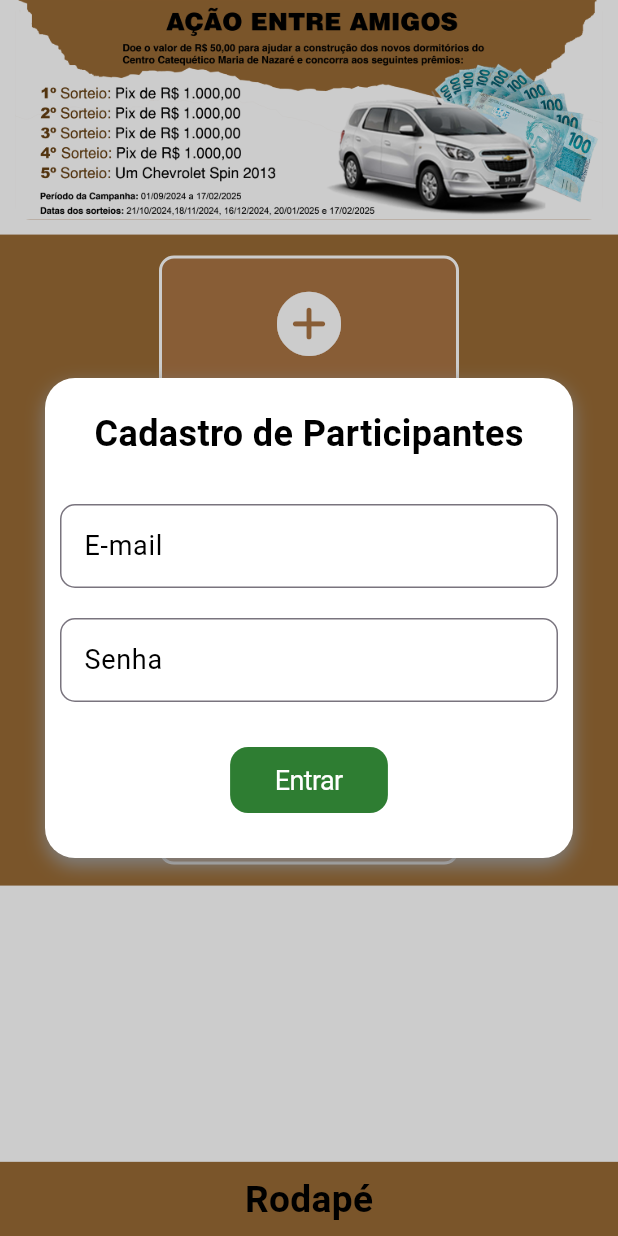
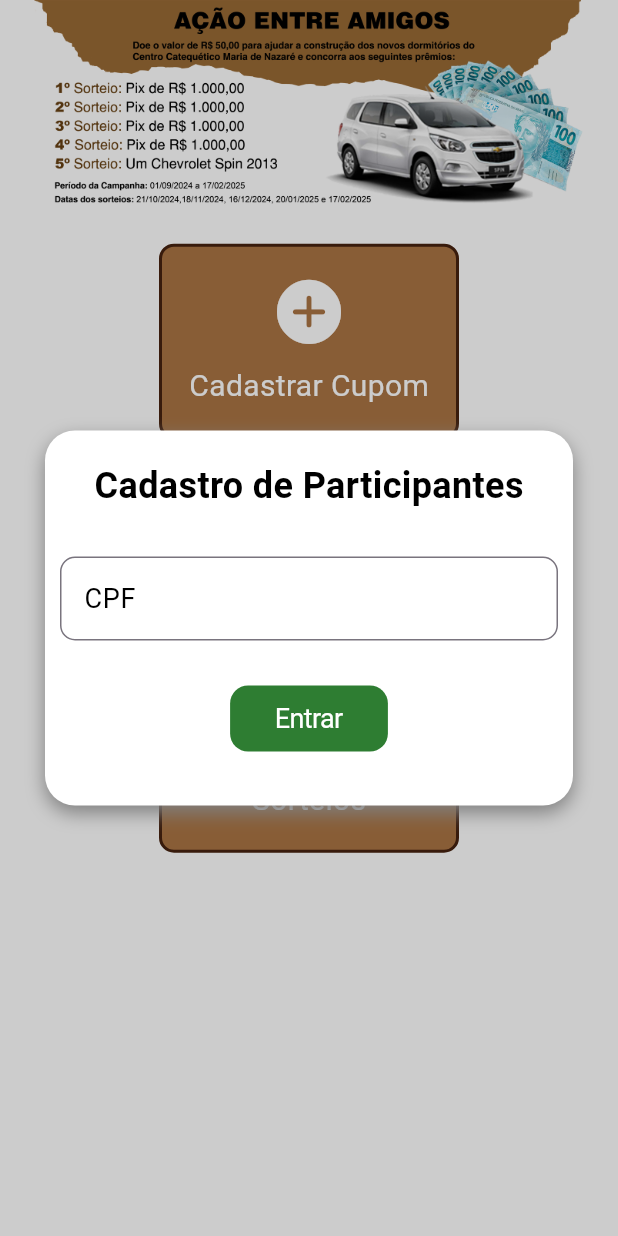
Before and after one commit to AlarconPedro/Promocoes, a Flutter app: the screen it shows after launch, after a tap on "Cadastrar Cupom", on a phone screen of 412 x 824 dp. Run offline on Flutter 3.47's test engine with Material 3 defaults, Android fonts, the phone set to English and light mode, and no system bars.

Commit message:
Alterado layout da home page para ficar mais harmônico - 2024.8.2.6

```diff
--- a/lib/main.dart
+++ b/lib/main.dart
@@ -10,7 +10,7 @@ void main() {
       scrollBehavior: Scroll(),
       debugShowCheckedModeBanner: false,
       routes: {
-        '/cupom': (context) => CadastroParticipantesPage(),
+        '/cupom': (context) => const CadastroParticipantesPage(),
       },
       home: const HomePage(),
     ),
--- a/lib/ui/pages/cadastro_participantes.dart
+++ b/lib/ui/pages/cadastro_participantes.dart
@@ -17,8 +17,6 @@ class _CadastroParticipantesState extends State<CadastroParticipantes> {
     return Padding(
       padding: const EdgeInsets.all(30),
       child: Center(
-        child: Flexible(
-          fit: FlexFit.loose,
         child: Container(
           width: 800,
           // width: largura,
@@ -51,8 +49,8 @@ class _CadastroParticipantesState extends State<CadastroParticipantes> {
                   ),
                 ),
               ),
-                Expanded(
-                  child: SingleChildScrollView(
+              SingleChildScrollView(
+                child: SizedBox(
                   child: Column(
                     children: [
                       CampoFormulario(label: 'CPF'),
@@ -70,12 +68,6 @@ class _CadastroParticipantesState extends State<CadastroParticipantes> {
                 child: CupertinoButton(
                   onPressed: () {
                     widget.onClique();
-                      // Navigator.pop(context);
-                      // _pageController.animateToPage(
-                      //   2,
-                      //   duration: const Duration(milliseconds: 300),
-                      //   curve: Curves.easeInOut,
-                      // );
                   },
                   padding:
                       const EdgeInsets.symmetric(vertical: 5, horizontal: 30),
@@ -93,7 +85,6 @@ class _CadastroParticipantesState extends State<CadastroParticipantes> {
           ),
         ),
       ),
-      ),
     );
   }
 }
--- a/lib/ui/pages/home_page.dart
+++ b/lib/ui/pages/home_page.dart
@@ -19,8 +19,6 @@ class _HomePageState extends State<HomePage> {
   double largura = 0;
   double altura = 0;
 
-  // Layout layout = Layout.desktop;
-
   calcularTamanhoTela(BuildContext _) {
     largura = Funcoes.calcularTamanhoTela(_);
   }
@@ -29,9 +27,11 @@ class _HomePageState extends State<HomePage> {
   Widget build(BuildContext context) {
     calcularTamanhoTela(context);
     return Scaffold(
+      // backgroundColor: Cores.marromMedio,
       backgroundColor: Cores.branco,
-      body: Column(
-        children: [
+      body:
+          // Column(
+          //   children: [
           SingleChildScrollView(
         child: Column(
           mainAxisAlignment: MainAxisAlignment.spaceBetween,
@@ -42,11 +42,14 @@ class _HomePageState extends State<HomePage> {
               child: Column(
                 children: [
                   Padding(
-                        padding: const EdgeInsets.only(
-                            left: 10, right: 10, bottom: 10),
+                    padding:
+                        const EdgeInsets.only(left: 10, right: 10, bottom: 10),
                     child: Container(
+                      width: MediaQuery.of(context).size.width * 0.9,
+                      // height: MediaQuery.of(context).size.height * 0.3,
                       decoration: BoxDecoration(
-                            color: Cores.marrom,
+                        // color: Cores.marrom,
+                        color: Cores.branco,
                         borderRadius: BorderRadius.circular(10),
                       ),
                       child: ClipRRect(
@@ -64,7 +67,8 @@ class _HomePageState extends State<HomePage> {
             Center(
               child: Container(
                 width: MediaQuery.of(context).size.width,
-                    color: Cores.marromMedio,
+                // color: Cores.marromMedio,
+                color: Cores.branco,
                 child: Padding(
                   padding: const EdgeInsets.all(10),
                   child: largura > 700
@@ -92,8 +96,7 @@ class _HomePageState extends State<HomePage> {
                                 Navigator.push(
                                   context,
                                   CupertinoDialogRoute(
-                                        builder: (context) =>
-                                            const MeusCupons(),
+                                    builder: (context) => const MeusCupons(),
                                     context: context,
                                   ),
                                 );
@@ -147,8 +150,7 @@ class _HomePageState extends State<HomePage> {
                                   Navigator.push(
                                     context,
                                     CupertinoDialogRoute(
-                                          builder: (context) =>
-                                              const MeusCupons(),
+                                      builder: (context) => const MeusCupons(),
                                       context: context,
                                     ),
                                   );
@@ -183,28 +185,28 @@ class _HomePageState extends State<HomePage> {
           ],
         ),
       ),
-          const Spacer(),
-          Row(
-            children: [
-              Container(
-                height: MediaQuery.of(context).size.height * 0.06,
-                width: MediaQuery.of(context).size.width,
-                color: Cores.marromMedio,
-                child: Center(
-                  child: Text(
-                    'Rodapé',
-                    style: TextStyle(
-                      color: Cores.preto,
-                      fontWeight: FontWeight.bold,
-                      fontSize: MediaQuery.of(context).size.height * 0.03,
-                    ),
-                  ),
-                ),
-              ),
-            ],
-          ),
-        ],
-      ),
+      // const Spacer(),
+      // Row(
+      //   children: [
+      //     Container(
+      //       height: MediaQuery.of(context).size.height * 0.06,
+      //       width: MediaQuery.of(context).size.width,
+      //       color: Cores.marromMedio,
+      //       child: Center(
+      //         child: Text(
+      //           'Rodapé',
+      //           style: TextStyle(
+      //             color: Cores.preto,
+      //             fontWeight: FontWeight.bold,
+      //             fontSize: MediaQuery.of(context).size.height * 0.03,
+      //           ),
+      //         ),
+      //       ),
+      //     ),
+      //   ],
+      // ),
+      //   ],
+      // ),
     );
   }
 }
--- a/lib/ui/pages/listar_cupons.dart
+++ b/lib/ui/pages/listar_cupons.dart
@@ -107,12 +107,6 @@ class _ListarCuponsState extends State<ListarCupons> {
                       itemBuilder: (context, index) {
                         return ListTile(
                           title: Text('Cupom $index'),
-                          trailing: IconButton(
-                            icon: const Icon(Icons.delete),
-                            onPressed: () {
-                              print('Clicou');
-                            },
-                          ),
                         );
                       }),
                 ),
--- a/lib/ui/pages/logar_sistema.dart
+++ b/lib/ui/pages/logar_sistema.dart
@@ -13,7 +13,7 @@ class LogarSistema extends StatefulWidget {
 }
 
 class _LogarSistemaState extends State<LogarSistema> {
-  double altura = 320;
+  double altura = 250;
   double largura = 400;
 
   @override
@@ -52,14 +52,8 @@ class _LogarSistemaState extends State<LogarSistema> {
                     ),
                   ),
                 ),
-                SingleChildScrollView(
-                  child: Column(
-                    children: [
-                      CampoFormulario(label: 'E-mail'),
-                      CampoFormulario(label: 'Senha'),
-                    ],
-                  ),
-                ),
+                CampoFormulario(label: 'CPF'),
+                // CampoFormulario(label: 'Senha'),
                 Padding(
                   padding: const EdgeInsets.all(20),
                   child: CupertinoButton(
--- a/lib/ui/widgets/botao_container.dart
+++ b/lib/ui/widgets/botao_container.dart
@@ -59,14 +59,20 @@ class _BotaoContainerState extends State<BotaoContainer> {
             color: Cores.marrom,
             borderRadius: BorderRadius.circular(10),
             border: Border.all(
-              color: Cores.branco,
+              // color: Cores.branco,
+              color: Cores.marromEscuro,
               width: 2,
             ),
             boxShadow: hover
                 ? [
+                    // const BoxShadow(
+                    //   color: Cores.marrom,
+                    //   blurRadius: 15,
+                    // ),
                     const BoxShadow(
-                      color: Cores.branco,
+                      color: Cores.marrom,
                       blurRadius: 15,
+                      spreadRadius: 5,
                     ),
                   ]
                 : null,
```
Also changed, not shown: lib/ui/pages/cadastro_participantes_page.dart (+0 -8 lines). Lines whose indentation alone changed are shown as unchanged.
